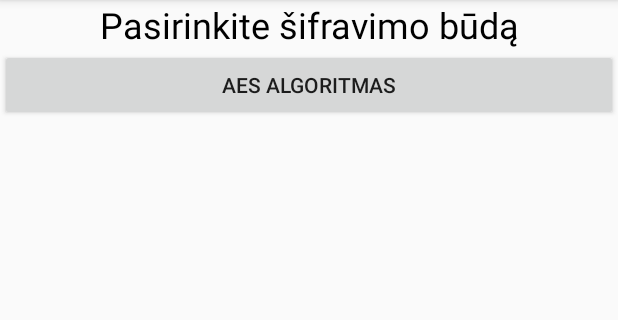
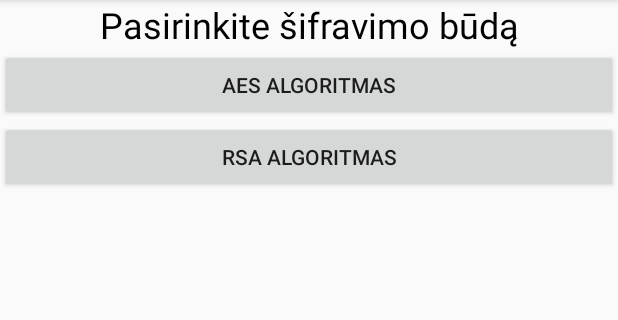
Before and after one commit to MartynaLapinskaite/Sifravimas, an Android app: the screen it shows after launch (MainActivity), on a phone screen of 412 x 824 dp, the part 84-404 px from its top. Run offline under Robolectric (Android 15) with nearby library versions, the phone set to English and light mode, and no system bars.

Commit message:
Antras algoritmas

```diff
--- a/app/src/main/AndroidManifest.xml
+++ b/app/src/main/AndroidManifest.xml
@@ -17,6 +17,7 @@
             </intent-filter>
         </activity>
         <activity android:name=".Pirmas"></activity>
+        <activity android:name=".Antras"></activity>
     </application>
 
 </manifest>
--- a/app/src/main/java/com/example/martyna/sifravimas/MainActivity.java
+++ b/app/src/main/java/com/example/martyna/sifravimas/MainActivity.java
@@ -8,6 +8,7 @@ import android.content.Intent;
 
 public class MainActivity extends AppCompatActivity {
     private Button aes;
+    private Button rsaa;
 
     @Override
     protected void onCreate(Bundle savedInstanceState) {
@@ -21,9 +22,23 @@ public class MainActivity extends AppCompatActivity {
                 openPirmas();
             }
         });
+
+        rsaa = (Button)findViewById(R.id.rsaa);
+        rsaa.setOnClickListener(new View.OnClickListener(){
+            @Override
+            public void onClick(View v){
+                openAntras();
+            }
+        });
+
     }
     public void openPirmas(){
         Intent intent = new Intent(this, Pirmas.class);
         startActivity(intent);
     }
+
+    public void openAntras(){
+        Intent intent = new Intent(this, Antras.class);
+        startActivity(intent);
+    }
 }
--- a/app/src/main/java/com/example/martyna/sifravimas/Pirmas.java
+++ b/app/src/main/java/com/example/martyna/sifravimas/Pirmas.java
@@ -84,8 +84,6 @@ public class Pirmas extends AppCompatActivity {
         });
     }
 
-
-
     private String encrypt(String Data, String password) throws Exception {
         SecretKeySpec key = generateKey(password);
         Cipher c= Cipher.getInstance(AES);
@@ -126,6 +124,7 @@ public class Pirmas extends AppCompatActivity {
 
             mygtukas.setEnabled(!irasomas1.isEmpty() && !raktas1.isEmpty());
             issifravimas.setEnabled(!irasomas1.isEmpty() && !raktas1.isEmpty());
+            copy.setEnabled(!irasomas1.isEmpty() && !raktas1.isEmpty());
         }
         @Override
         public void afterTextChanged(Editable s) {
--- a/app/src/main/res/layout/activity_main.xml
+++ b/app/src/main/res/layout/activity_main.xml
@@ -21,5 +21,11 @@
         android:layout_height="wrap_content"
         android:text="@string/aes_algoritmas" />
 
+    <Button
+        android:id="@+id/rsaa"
+        android:layout_width="match_parent"
+        android:layout_height="wrap_content"
+        android:text="RSA algoritmas" />
+
 
 </LinearLayout>
--- a/app/src/main/res/layout/sifravimas.xml
+++ b/app/src/main/res/layout/sifravimas.xml
@@ -33,6 +33,7 @@
         android:layout_width="match_parent"
         android:layout_height="wrap_content"
         android:layout_below="@id/issifravimas"
+        android:enabled="false"
         android:text="Kopijuoti"/>
     <ScrollView
         android:layout_width="match_parent"
--- a/app/src/main/res/values/strings.xml
+++ b/app/src/main/res/values/strings.xml
@@ -3,4 +3,5 @@
     <string name="pasirinkite_ifravimo_b_d">Pasirinkite šifravimo būdą</string>
     <string name="button">Button</string>
     <string name="aes_algoritmas">AES algoritmas</string>
+    <string name="rsa_algoritmas">RSA algoritmas</string>
 </resources>
```
Also changed, not shown: app/src/main/java/com/example/martyna/sifravimas/Antras.java (added, +69 -0 lines).
